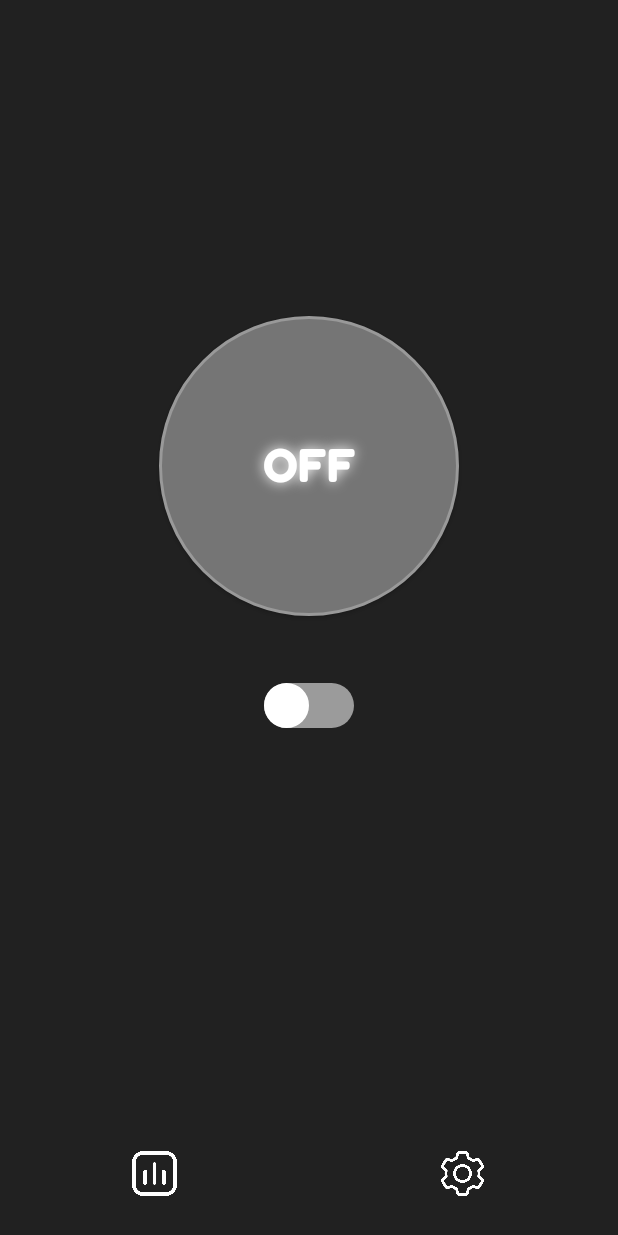
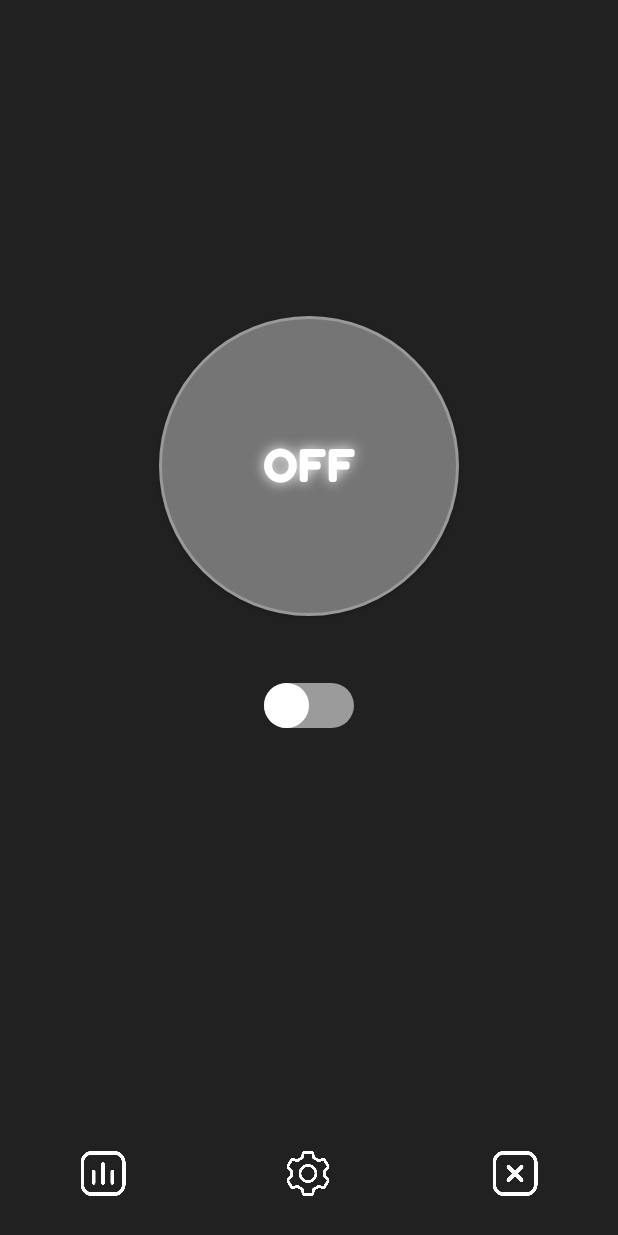
Before and after one commit to kkr970/SSS, an Android app: the screen it shows after launch (MainActivity), on a phone screen of 412 x 824 dp. Run offline under Robolectric (Android 15) with nearby library versions, the phone set to English and light mode, and no system bars.

Commit message:
Main_CloseBTN

```diff
--- a/app/src/main/java/com/example/sss/MainActivity.java
+++ b/app/src/main/java/com/example/sss/MainActivity.java
@@ -45,6 +45,7 @@ public class MainActivity extends AppCompatActivity {
     private Switch sensorswitch;
     private ImageButton settingBtn;
     private ImageButton analyzeBtn;
+    private ImageButton closeBtn;
     private Button activateBtn;
 
     //스위치 상태 유지 SP
@@ -142,6 +143,14 @@ public class MainActivity extends AppCompatActivity {
         switchSP = getSharedPreferences("switchSP", MODE_PRIVATE);
         boolean isChecked = switchSP.getBoolean("SWITCH_DATA", false);
         sensorswitch.setChecked(isChecked);
+
+        closeBtn = (ImageButton)findViewById(R.id.closeBtn);
+        closeBtn.setOnClickListener(new View.OnClickListener() {
+            @Override
+            public void onClick(View v) {
+                finish();
+            }
+        });
     }
 
     //내비게이션 바, 액션 바, 풀 스크린
--- a/app/src/main/res/layout/activity_main.xml
+++ b/app/src/main/res/layout/activity_main.xml
@@ -42,7 +42,7 @@
         android:orientation="horizontal"
         android:gravity="center_vertical"
         android:layout_weight="1"
-        android:weightSum="2">
+        android:weightSum="3">
             <ImageButton
                 android:layout_width="30dp"
                 android:layout_height="30dp"
@@ -59,5 +59,13 @@
                 android:scaleType="fitCenter"
                 android:background="@android:color/transparent"
                 android:layout_weight="1"/>
+            <ImageButton
+                android:id="@+id/closeBtn"
+                android:layout_width="30dp"
+                android:layout_height="30dp"
+                android:src="@drawable/close"
+                android:scaleType="fitCenter"
+                android:background="@android:color/transparent"
+                android:layout_weight="1"/>
     </LinearLayout>
 </LinearLayout>
```
Also changed, not shown: app/src/main/res/drawable/close.png (added).
